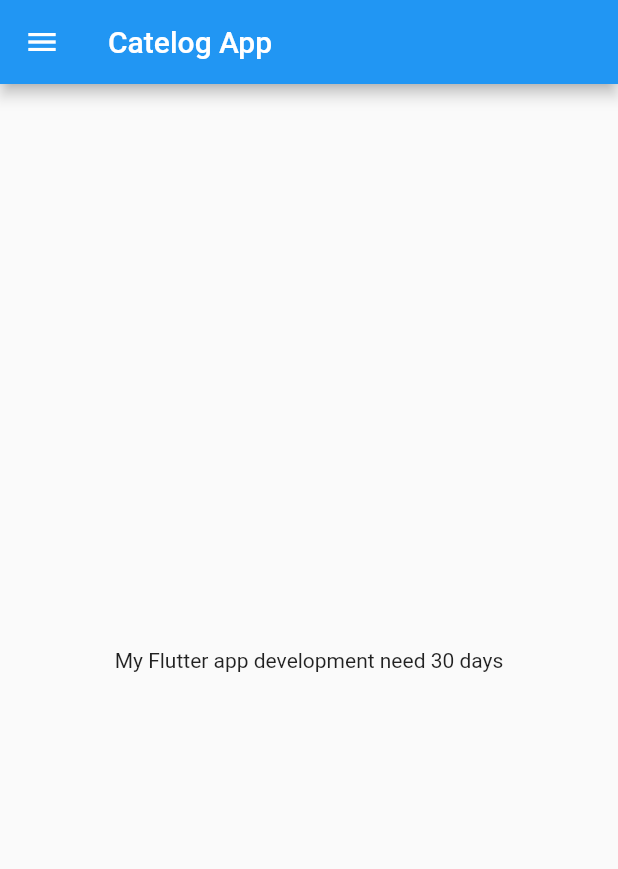
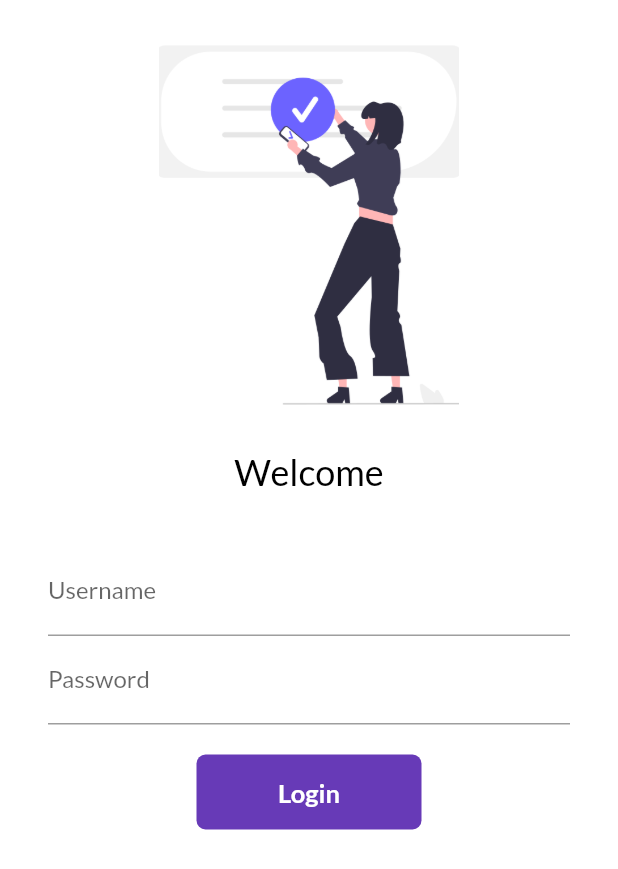
Before and after one commit to AnilKumarSahoo67/MyFlutterDemo, a Flutter app: the screen it shows after launch, on a phone screen of 412 x 824 dp. Shown: the top 869 px of the screen. Run offline on Flutter 3.47's test engine with Material 2 defaults, Android fonts, the phone set to English and light mode, and no system bars; our stand-ins replace google_fonts.

Commit message:
button using container

```diff
--- a/lib/main.dart
+++ b/lib/main.dart
@@ -1,8 +1,11 @@
 import 'package:flutter/material.dart';
-import 'package:flutter_application_1/home_page.dart';
+import 'package:flutter_application_1/pages/home_page.dart';
+import 'package:flutter_application_1/pages/login_page.dart';
+import 'package:flutter_application_1/utils/Routes.dart';
+import 'package:google_fonts/google_fonts.dart';
 
 void main() {
-  runApp(MyApp());
+  runApp(const MyApp());
 }
 
 class MyApp extends StatelessWidget {
@@ -16,6 +19,19 @@ class MyApp extends StatelessWidget {
     var day = "Thursday";
     const py = 3.14;
 
-    return MaterialApp(home: HomePage());
+    return MaterialApp(
+      home: const LoginPage(),
+      themeMode: ThemeMode.light,
+      debugShowCheckedModeBanner: true,
+      theme: ThemeData(
+          primarySwatch: Colors.cyan,
+          fontFamily: GoogleFonts.lato().fontFamily),
+      darkTheme: ThemeData(brightness: Brightness.dark),
+      routes: {
+        // "/": (context) => LoginPage(),
+        MyRouts.loginRoute: (context) => LoginPage(),
+        MyRouts.homeRoute: (context) => HomePage(),
+      },
+    );
   }
 }
--- a/lib/home_page.dart
+++ b/lib/pages/home_page.dart
@@ -1,17 +1,18 @@
 import 'package:flutter/material.dart';
 
 class HomePage extends StatelessWidget {
+  const HomePage({Key? key}) : super(key: key);
+
   @override
   Widget build(BuildContext context) {
-    final int days = 30;
+    const int days = 30;
     return Scaffold(
       appBar: AppBar(
-        title: Text("Catelog App"),
+        title: const Text("Catalog App"),
       ),
+      // ignore: prefer_const_constructors
       body: Center(
-        child: Container(
-          child: Text("My Flutter app development need $days days"),
-        ),
+        child: const Text("My Flutter app development need $days days"),
       ),
       drawer: Drawer(),
     );
--- /dev/null
+++ b/lib/pages/login_page.dart
@@ -0,0 +1,116 @@
+import 'package:flutter/material.dart';
+import 'package:flutter_application_1/pages/home_page.dart';
+import 'package:google_fonts/google_fonts.dart';
+
+class LoginPage extends StatefulWidget {
+  const LoginPage({super.key});
+
+  @override
+  State<LoginPage> createState() => _LoginPageState();
+}
+
+class _LoginPageState extends State<LoginPage> {
+  String name = "";
+  bool changeButton = false;
+
+  @override
+  Widget build(BuildContext context) {
+    return Material(
+      color: Colors.white,
+      child: Column(
+        children: [
+          Image.asset(
+            "images/login_image.png",
+            fit: BoxFit.cover,
+            alignment: Alignment.center,
+            width: 200,
+            height: 300,
+          ),
+          Text(
+            "Welcome $name",
+            style: TextStyle(
+              fontFamily: GoogleFonts.lato().fontFamily,
+              color: Colors.black,
+              fontSize: 24,
+            ),
+            textAlign: TextAlign.center,
+          ),
+          const SizedBox(
+            height: 20.0,
+          ),
+          Padding(
+            padding:
+                const EdgeInsets.symmetric(horizontal: 32.0, vertical: 16.0),
+            child: Column(
+              children: [
+                TextField(
+                  decoration: const InputDecoration(
+                      hintText: "Enter User name", labelText: "Username"),
+                  onChanged: (value) {
+                    name = value;
+                    setState(() {});
+                  },
+                ),
+                const TextField(
+                  obscureText: true,
+                  decoration: InputDecoration(
+                      hintText: "Enter password", labelText: "Password"),
+                ),
+                const SizedBox(
+                  height: 20.0,
+                ),
+                InkWell(
+                  onTap: () async {
+                    setState(() {
+                      changeButton = true;
+                    });
+                    await Future.delayed(const Duration(seconds: 1));
+                    navigateToNext(context);
+                  },
+                  child: AnimatedContainer(
+                    duration: const Duration(seconds: 1),
+                    width: changeButton ? 50 : 150,
+                    height: 50,
+                    alignment: Alignment.center,
+                    decoration: BoxDecoration(
+                        color: Colors.deepPurple,
+                        borderRadius:
+                            BorderRadius.circular(changeButton ? 25 : 6)),
+                    child: changeButton
+                        ? const Icon(
+                            Icons.done,
+                            color: Colors.white,
+                          )
+                        : const Text(
+                            "Login",
+                            style: TextStyle(
+                                color: Colors.white,
+                                fontWeight: FontWeight.bold,
+                                fontSize: 17),
+                          ),
+                  ),
+                ),
+                // ElevatedButton(
+                //   onPressed: () {
+                //     navigateToNext(context);
+                //   },
+                //   style: TextButton.styleFrom(minimumSize: const Size(150, 40)),
+                //   child: const Text(
+                //     "Login",
+                //     textAlign: TextAlign.center,
+                //     style: TextStyle(fontSize: 17, wordSpacing: 30),
+                //   ),
+                // )
+              ],
+            ),
+          )
+        ],
+      ),
+    );
+  }
+
+  void navigateToNext(BuildContext context) {
+    Navigator.push(
+        context, MaterialPageRoute(builder: (context) => const HomePage()));
+  }
+}
--- /dev/null
+++ b/lib/utils/Routes.dart
@@ -0,0 +1,4 @@
+class MyRouts {
+  static String homeRoute = "/home";
+  static String loginRoute = "/login";
+}
```
Also changed, not shown: pubspec.yaml (+3 -13 lines), images/login_image.png (added), pubspec.lock, 1 other file.
